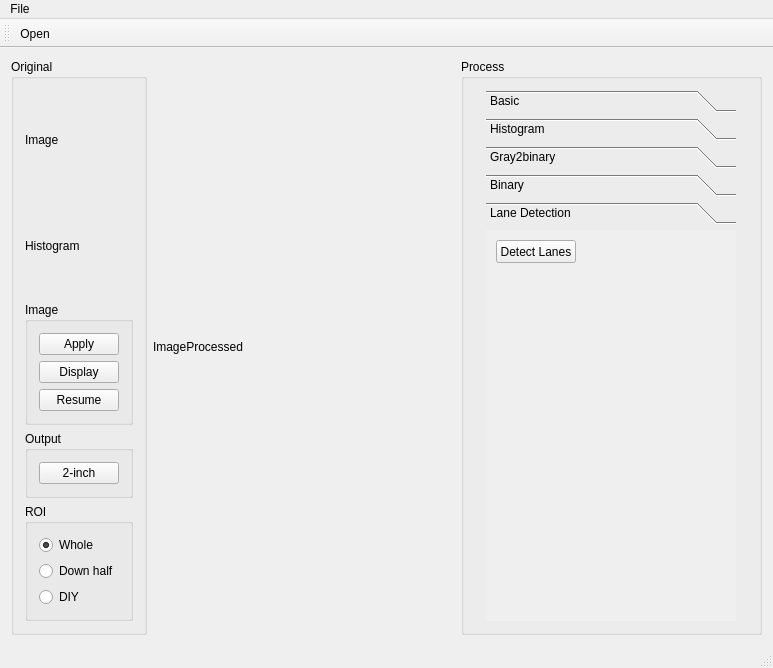
baidut/ITS, file OpenCarVision/mainwindow.ui: the form before one commit.
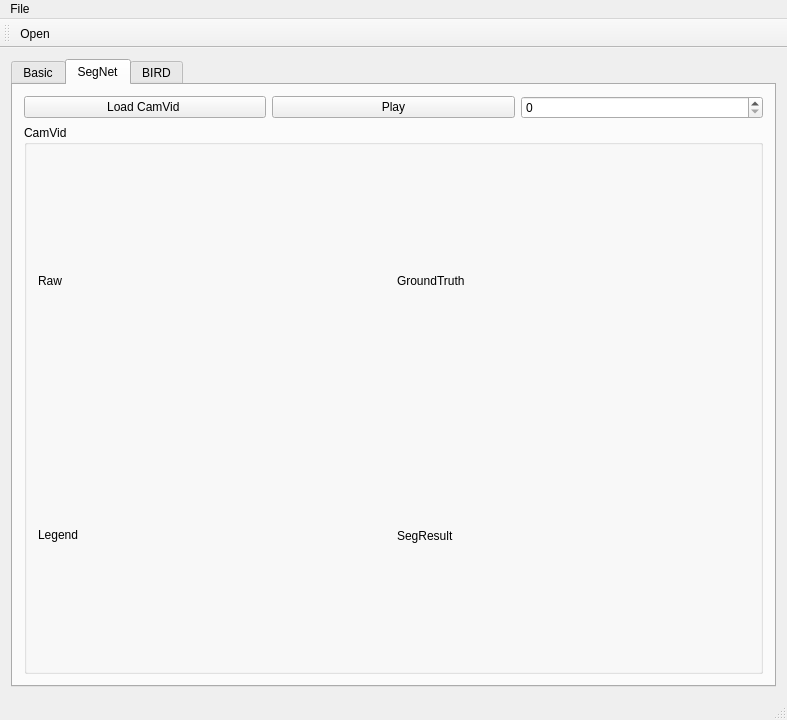
The form after the commit. Custom widgets are drawn as their Qt base class.

The edit to the form file:
```diff
--- a/OpenCarVision/mainwindow.ui
+++ b/OpenCarVision/mainwindow.ui
@@ -6,8 +6,8 @@
    <rect>
     <x>0</x>
     <y>0</y>
-    <width>773</width>
-    <height>613</height>
+    <width>787</width>
+    <height>639</height>
    </rect>
   </property>
   <property name="windowTitle">
@@ -15,7 +15,17 @@
   </property>
   <widget class="QWidget" name="centralWidget">
    <layout class="QGridLayout" name="gridLayout_6">
-    <item row="0" column="0" rowspan="3">
+    <item row="0" column="0">
+     <widget class="QTabWidget" name="tabWidget">
+      <property name="currentIndex">
+       <number>1</number>
+      </property>
+      <widget class="QWidget" name="tab">
+       <attribute name="title">
+        <string>Basic</string>
+       </attribute>
+       <layout class="QGridLayout" name="gridLayout_16">
+        <item row="0" column="0">
      <widget class="QGroupBox" name="groupBox_3">
       <property name="sizePolicy">
        <sizepolicy hsizetype="Fixed" vsizetype="Fixed">
@@ -159,7 +169,14 @@
       </layout>
      </widget>
     </item>
-    <item row="0" column="2" rowspan="3">
+        <item row="0" column="1">
+         <widget class="QLabel" name="label_imgProc">
+          <property name="text">
+           <string>ImageProcessed                                           </string>
+          </property>
+         </widget>
+        </item>
+        <item row="0" column="2">
      <widget class="QGroupBox" name="groupBox_10">
       <property name="title">
        <string>Process</string>
@@ -573,6 +590,14 @@
           </layout>
          </widget>
          <widget class="QWidget" name="page_2">
+              <property name="geometry">
+               <rect>
+                <x>0</x>
+                <y>0</y>
+                <width>250</width>
+                <height>353</height>
+               </rect>
+              </property>
           <attribute name="label">
            <string>Lane Detection</string>
           </attribute>
@@ -595,11 +620,78 @@
       </layout>
      </widget>
     </item>
-    <item row="0" column="1" rowspan="3">
-     <widget class="QLabel" name="label_imgProc">
+       </layout>
+      </widget>
+      <widget class="QWidget" name="tab_2">
+       <attribute name="title">
+        <string>SegNet</string>
+       </attribute>
+       <layout class="QGridLayout" name="gridLayout_18">
+        <item row="0" column="0">
+         <widget class="QPushButton" name="pushButton_loadCamvid">
       <property name="text">
-       <string>ImageProcessed                                           </string>
-      </property>
+           <string>Load CamVid </string>
+          </property>
+         </widget>
+        </item>
+        <item row="0" column="1">
+         <widget class="QPushButton" name="pushButton_play">
+          <property name="text">
+           <string>Play</string>
+          </property>
+         </widget>
+        </item>
+        <item row="0" column="2">
+         <widget class="QSpinBox" name="spinBox_camvidNo">
+          <property name="maximum">
+           <number>232</number>
+          </property>
+         </widget>
+        </item>
+        <item row="1" column="0" colspan="3">
+         <widget class="QGroupBox" name="groupBox_11">
+          <property name="title">
+           <string>CamVid</string>
+          </property>
+          <layout class="QGridLayout" name="gridLayout_17">
+           <item row="0" column="1">
+            <widget class="QLabelPlus" name="label_camvid_gt">
+             <property name="text">
+              <string>GroundTruth</string>
+             </property>
+            </widget>
+           </item>
+           <item row="0" column="0">
+            <widget class="QLabelPlus" name="label_camvid_raw">
+             <property name="text">
+              <string>Raw</string>
+             </property>
+            </widget>
+           </item>
+           <item row="1" column="1">
+            <widget class="QLabelPlus" name="label_camvid_res">
+             <property name="text">
+              <string>SegResult</string>
+             </property>
+            </widget>
+           </item>
+           <item row="1" column="0">
+            <widget class="QLabelPlus" name="label_camvid_legend">
+             <property name="text">
+              <string>&lt;html&gt;&lt;head/&gt;&lt;body&gt;&lt;p&gt;Legend&lt;/p&gt;&lt;/body&gt;&lt;/html&gt;</string>
+             </property>
+            </widget>
+           </item>
+          </layout>
+         </widget>
+        </item>
+       </layout>
+      </widget>
+      <widget class="QWidget" name="tab_3">
+       <attribute name="title">
+        <string>BIRD</string>
+       </attribute>
+      </widget>
      </widget>
     </item>
    </layout>
@@ -609,8 +701,8 @@
     <rect>
      <x>0</x>
      <y>0</y>
-     <width>773</width>
-     <height>23</height>
+     <width>787</width>
+     <height>21</height>
     </rect>
    </property>
    <widget class="QMenu" name="menuFile">
@@ -644,6 +736,13 @@
   </action>
  </widget>
  <layoutdefault spacing="6" margin="11"/>
+ <customwidgets>
+  <customwidget>
+   <class>QLabelPlus</class>
+   <extends>QLabel</extends>
+   <header>qlabelplus.h</header>
+  </customwidget>
+ </customwidgets>
  <resources/>
  <connections>
   <connection>
```
Left out of the diff: 179 changed lines with no effect on the pictures. Lines whose indentation alone changed are shown as unchanged.
